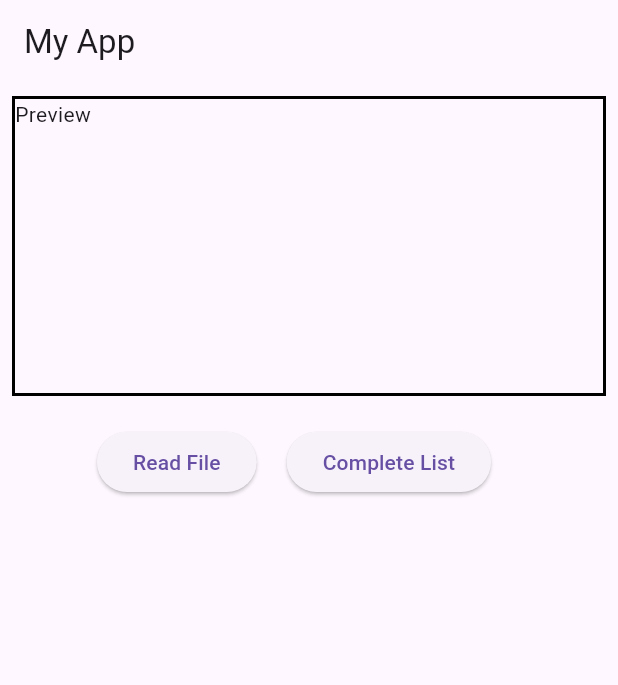
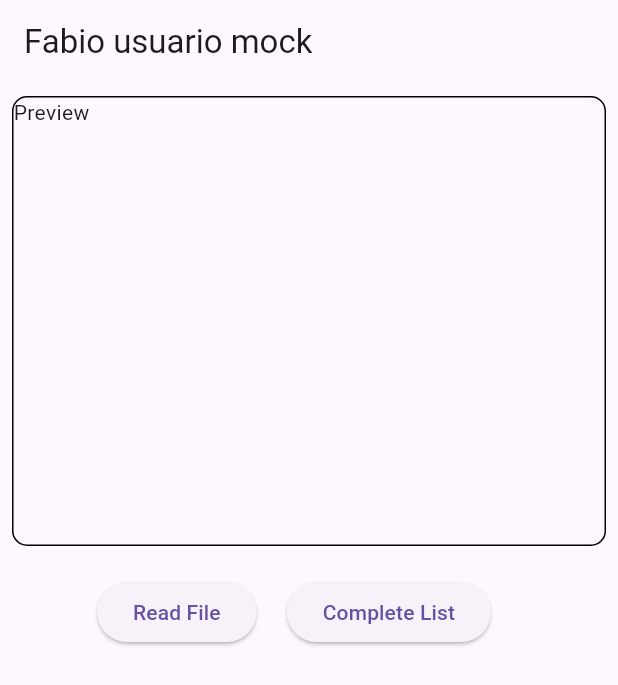
Before and after one commit to DiegoCAntunes/mock_users, a Flutter app: the screen it shows after launch, after a tap on "Complete List", on a phone screen of 412 x 824 dp. Shown: the top 685 px of the screen. Run offline on Flutter 3.47's test engine with Material 3 defaults, Android fonts, the phone set to English and light mode, and no system bars; our stand-ins replace faker, file_picker; missing offline and left inert: window_size.

Commit message:
Working fixed 110

```diff
--- a/lib/main.dart
+++ b/lib/main.dart
@@ -5,6 +5,7 @@ import 'package:window_size/window_size.dart';
 void main() {
   WidgetsFlutterBinding.ensureInitialized();
   setWindowMaxSize(const Size(800, 500));
+  setWindowMinSize(const Size(600, 400));
   runApp(MyApp());
 }
 
--- a/lib/pages/app.dart
+++ b/lib/pages/app.dart
@@ -41,6 +41,11 @@ class _AppState extends State<AppScreen> {
     if (filePath != "") {
       DataCreate dataCreate = DataCreate();
       await dataCreate.completeFileWithRecords(filePath);
+      showDialog(
+          context: context,
+          builder: (_) => const AlertDialog(
+              title: Text(
+                  "Arquivo completo! Salvo na mesma pasta do arquivo original")));
     }
   }
 
@@ -48,7 +53,7 @@ class _AppState extends State<AppScreen> {
   Widget build(BuildContext context) {
     return Scaffold(
       appBar: AppBar(
-        title: const Text("My App"),
+        title: const Text("Fabio usuario mock"),
       ),
       body: Center(
         child: Padding(
@@ -57,12 +62,13 @@ class _AppState extends State<AppScreen> {
             mainAxisAlignment: MainAxisAlignment.start,
             children: [
               Container(
-                width: 500,
-                height: 200,
+                width: 550,
+                height: 300,
                 decoration: BoxDecoration(
+                  borderRadius: BorderRadius.circular(10),
                   border: Border.all(
                     color: Colors.black,
-                    width: 2,
+                    width: 1,
                   ),
                 ),
                 child: SingleChildScrollView(
```
Also changed, not shown: lib/data/list_data/data_create.dart (+7 -4 lines).
